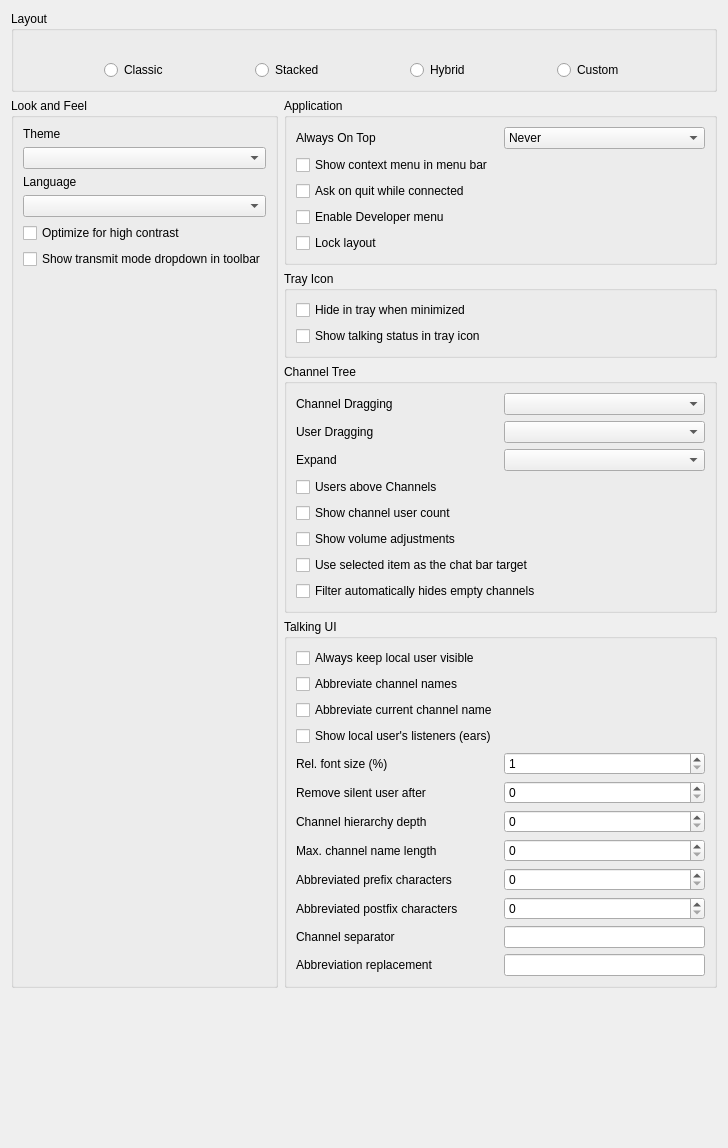
First picture: the form in src/mumble/LookConfig.ui, repository mumble-voip/mumble, before the edit.
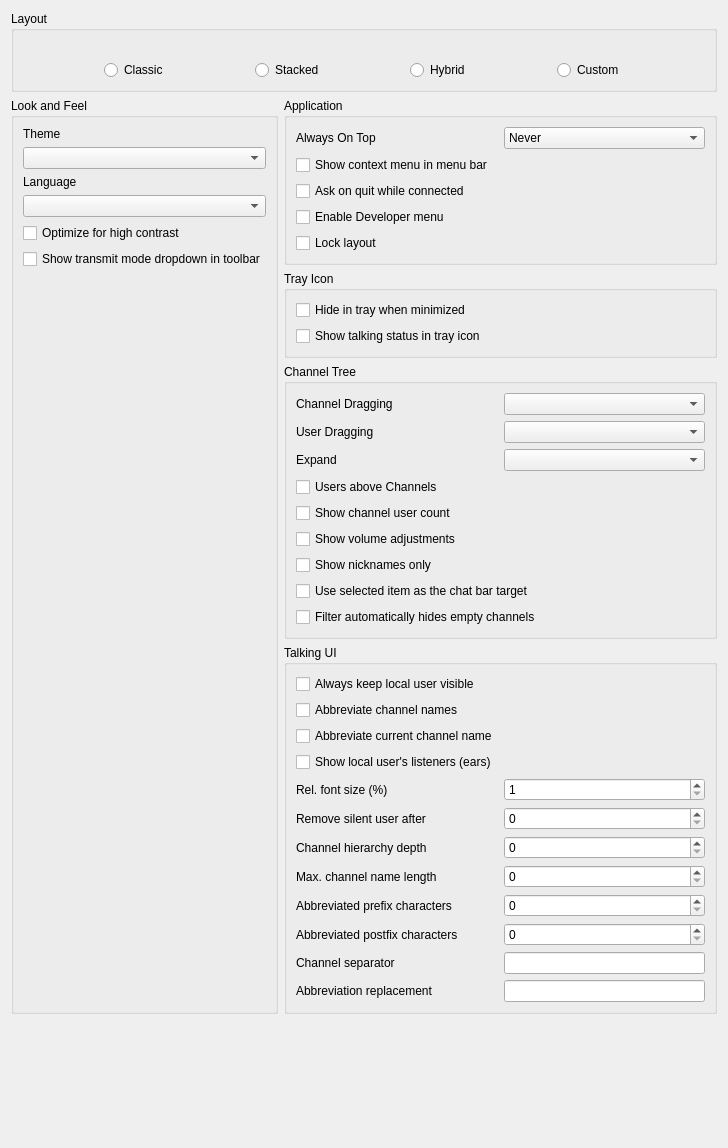
Second picture: the form after the edit. Icons and pictures are not drawn. Custom widgets are drawn as their Qt base class.

Commit message:
FEAT(client): Add possibility to set nickname
As requested in #3967 this commit implements the ability to set
nicknames for other users when connected to the same server. The change
is added to the client database by the user id for persistence. In order
to set a nickname, a user can right click on that user and click Set
Nickname. This opens a window where the user can enter the new nickname.
If the text field is cleared, no nickname is displayed.

Implements #3967

```diff
--- a/src/mumble/LookConfig.ui
+++ b/src/mumble/LookConfig.ui
@@ -681,7 +681,7 @@
       <string>Channel Tree</string>
      </property>
      <layout class="QGridLayout" name="gridLayout_2" columnstretch="0,0">
-      <item row="7" column="0" colspan="2">
+      <item row="8" column="0" colspan="2">
        <widget class="QCheckBox" name="qcbFilterHidesEmptyChannels">
         <property name="text">
          <string>Filter automatically hides empty channels</string>
@@ -722,7 +722,7 @@
         </property>
        </widget>
       </item>
-      <item row="6" column="0" colspan="2">
+      <item row="7" column="0" colspan="2">
        <widget class="QCheckBox" name="qcbChatBarUseSelection">
         <property name="text">
          <string>Use selected item as the chat bar target</string>
@@ -779,6 +779,16 @@
         </property>
        </widget>
       </item>
+      <item row="6" column="0" colspan="2">
+       <widget class="QCheckBox" name="qcbShowNicknamesOnly">
+        <property name="toolTip">
+         <string>Hide the username for each user if they have a nickname.</string>
+        </property>
+        <property name="text">
+         <string>Show nicknames only</string>
+        </property>
+       </widget>
+      </item>
      </layout>
     </widget>
    </item>
```
The commit also changes 16 other files.
